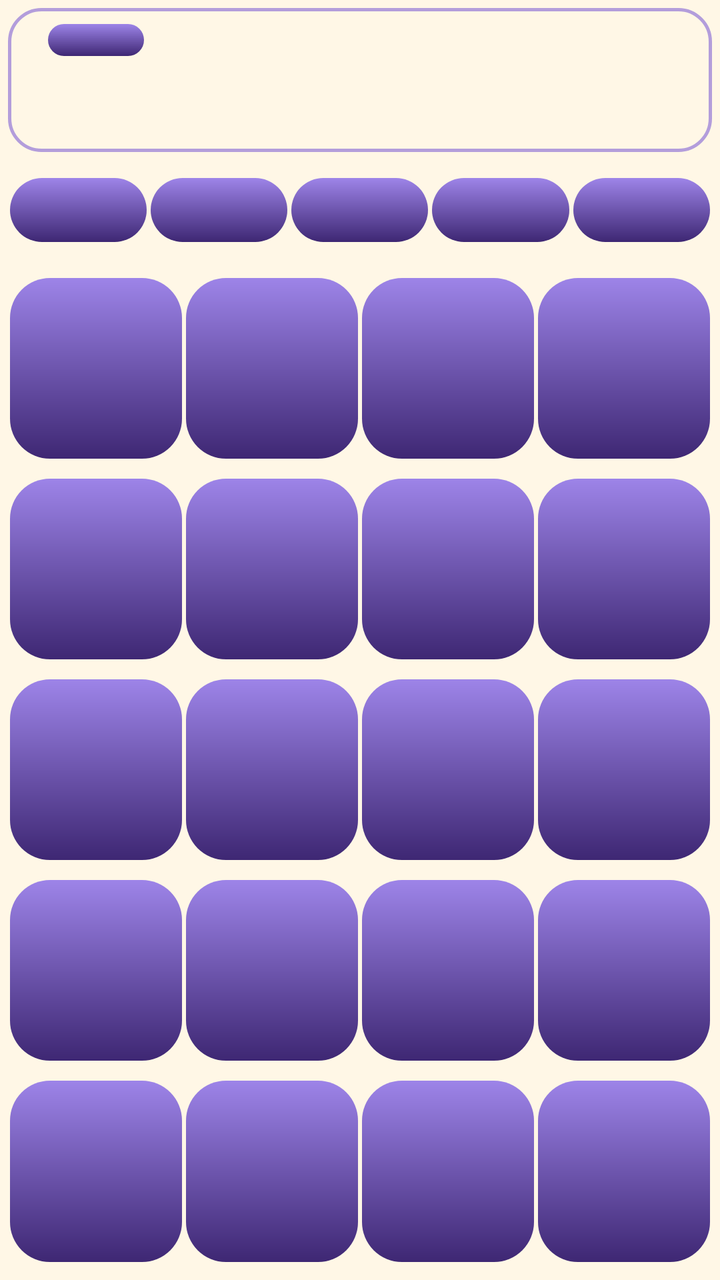
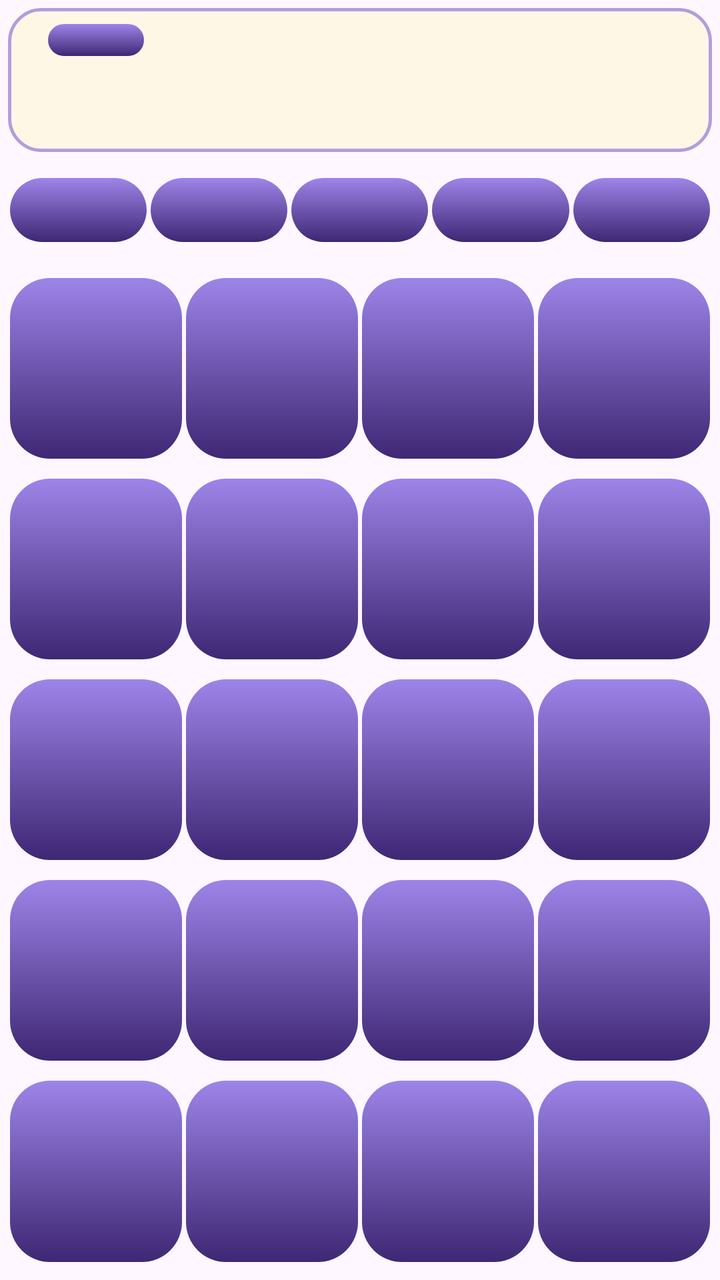

An Android layout rendered at two revisions. The XML below is the earlier revision; the diff shows what the commit changed to produce the second picture.
<!-- AndroidManifest.xml: application theme Theme.MyAssistant -->
<!-- res/layout/fragment_calculator.xml -->
<?xml version="1.0" encoding="utf-8"?>
<LinearLayout xmlns:android="http://schemas.android.com/apk/res/android"
    android:layout_width="match_parent"
    android:layout_height="match_parent"
    android:background="@color/background"
    android:orientation="vertical"
    android:padding="4dp">

    <include
        android:id="@+id/display"
        layout="@layout/calculator_display" />

    <androidx.core.widget.NestedScrollView
        android:layout_width="match_parent"
        android:layout_height="0dp"
        android:layout_weight="1"
        android:fillViewport="true">

        <LinearLayout
            android:layout_width="match_parent"
            android:layout_height="match_parent"
            android:orientation="vertical">

            <GridLayout
                android:layout_width="match_parent"
                android:layout_height="wrap_content"
                android:layout_marginTop="8dp"
                android:columnCount="5">
                <androidx.appcompat.widget.AppCompatButton
                    style="@style/Widget.MyAssistant.CalcKey"
                    android:layout_width="0dp"
                    android:layout_height="@dimen/calc_memory_key_height"
                    android:layout_columnWeight="1"
                    android:layout_rowWeight="1"
                    android:layout_gravity="fill"
                    android:layout_margin="1dp"
                    android:tag="MEMORY_ADD" />

                <androidx.appcompat.widget.AppCompatButton
                    style="@style/Widget.MyAssistant.CalcKey"
                    android:layout_width="0dp"
                    android:layout_height="@dimen/calc_memory_key_height"
                    android:layout_columnWeight="1"
                    android:layout_rowWeight="1"
                    android:layout_gravity="fill"
                    android:layout_margin="1dp"
                    android:tag="MEMORY_RECALL" />

                <androidx.appcompat.widget.AppCompatButton
                    style="@style/Widget.MyAssistant.CalcKey"
                    android:layout_width="0dp"
                    android:layout_height="@dimen/calc_memory_key_height"
                    android:layout_columnWeight="1"
                    android:layout_rowWeight="1"
                    android:layout_gravity="fill"
                    android:layout_margin="1dp"
                    android:tag="MEMORY_CLEAR" />

                <androidx.appcompat.widget.AppCompatButton
                    style="@style/Widget.MyAssistant.CalcKey"
                    android:layout_width="0dp"
                    android:layout_height="@dimen/calc_memory_key_height"
                    android:layout_columnWeight="1"
                    android:layout_rowWeight="1"
                    android:layout_gravity="fill"
                    android:layout_margin="1dp"
                    android:tag="OPEN" />

                <androidx.appcompat.widget.AppCompatButton
                    style="@style/Widget.MyAssistant.CalcKey"
                    android:layout_width="0dp"
                    android:layout_height="@dimen/calc_memory_key_height"
                    android:layout_columnWeight="1"
                    android:layout_rowWeight="1"
                    android:layout_gravity="fill"
                    android:layout_margin="1dp"
                    android:tag="CLOSE" />
            </GridLayout>

            <LinearLayout
                android:id="@+id/scientificPanel"
                android:layout_width="match_parent"
                android:layout_height="wrap_content"
                android:orientation="vertical"
                android:visibility="gone">
                <include
                    layout="@layout/calculator_sci_keys"
                    android:layout_width="match_parent"
                    android:layout_height="wrap_content" />
            </LinearLayout>

            <GridLayout
                android:layout_width="match_parent"
                android:layout_height="0dp"
                android:layout_marginTop="8dp"
                android:layout_weight="1"
                android:minHeight="@dimen/calc_keypad_min_height"
                android:columnCount="4">
                <androidx.appcompat.widget.AppCompatButton
                    style="@style/Widget.MyAssistant.CalcKey"
                    android:layout_width="0dp"
                    android:layout_height="0dp"
                    android:layout_columnWeight="1"
                    android:layout_rowWeight="1"
                    android:layout_gravity="fill"
                    android:layout_margin="1dp"
                    android:tag="CLEAR" />

                <androidx.appcompat.widget.AppCompatButton
                    style="@style/Widget.MyAssistant.CalcKey"
                    android:layout_width="0dp"
                    android:layout_height="0dp"
                    android:layout_columnWeight="1"
                    android:layout_rowWeight="1"
                    android:layout_gravity="fill"
                    android:layout_margin="1dp"
                    android:tag="BACK" />

                <androidx.appcompat.widget.AppCompatButton
                    style="@style/Widget.MyAssistant.CalcKey"
                    android:layout_width="0dp"
                    android:layout_height="0dp"
                    android:layout_columnWeight="1"
                    android:layout_rowWeight="1"
                    android:layout_gravity="fill"
                    android:layout_margin="1dp"
                    android:tag="PERCENT" />

                <androidx.appcompat.widget.AppCompatButton
                    style="@style/Widget.MyAssistant.CalcKey"
                    android:layout_width="0dp"
                    android:layout_height="0dp"
                    android:layout_columnWeight="1"
                    android:layout_rowWeight="1"
                    android:layout_gravity="fill"
                    android:layout_margin="1dp"
                    android:tag="DIVIDE" />

                <androidx.appcompat.widget.AppCompatButton
                    style="@style/Widget.MyAssistant.CalcKey"
                    android:layout_width="0dp"
                    android:layout_height="0dp"
                    android:layout_columnWeight="1"
                    android:layout_rowWeight="1"
                    android:layout_gravity="fill"
                    android:layout_margin="1dp"
                    android:tag="SEVEN" />

                <androidx.appcompat.widget.AppCompatButton
                    style="@style/Widget.MyAssistant.CalcKey"
                    android:layout_width="0dp"
                    android:layout_height="0dp"
                    android:layout_columnWeight="1"
                    android:layout_rowWeight="1"
                    android:layout_gravity="fill"
                    android:layout_margin="1dp"
                    android:tag="EIGHT" />

                <androidx.appcompat.widget.AppCompatButton
                    style="@style/Widget.MyAssistant.CalcKey"
                    android:layout_width="0dp"
                    android:layout_height="0dp"
                    android:layout_columnWeight="1"
                    android:layout_rowWeight="1"
                    android:layout_gravity="fill"
                    android:layout_margin="1dp"
                    android:tag="NINE" />

                <androidx.appcompat.widget.AppCompatButton
                    style="@style/Widget.MyAssistant.CalcKey"
                    android:layout_width="0dp"
                    android:layout_height="0dp"
                    android:layout_columnWeight="1"
                    android:layout_rowWeight="1"
                    android:layout_gravity="fill"
                    android:layout_margin="1dp"
                    android:tag="MULTIPLY" />

                <androidx.appcompat.widget.AppCompatButton
                    style="@style/Widget.MyAssistant.CalcKey"
                    android:layout_width="0dp"
                    android:layout_height="0dp"
                    android:layout_columnWeight="1"
                    android:layout_rowWeight="1"
                    android:layout_gravity="fill"
                    android:layout_margin="1dp"
                    android:tag="FOUR" />

                <androidx.appcompat.widget.AppCompatButton
                    style="@style/Widget.MyAssistant.CalcKey"
                    android:layout_width="0dp"
                    android:layout_height="0dp"
                    android:layout_columnWeight="1"
                    android:layout_rowWeight="1"
                    android:layout_gravity="fill"
                    android:layout_margin="1dp"
                    android:tag="FIVE" />

                <androidx.appcompat.widget.AppCompatButton
                    style="@style/Widget.MyAssistant.CalcKey"
                    android:layout_width="0dp"
                    android:layout_height="0dp"
                    android:layout_columnWeight="1"
                    android:layout_rowWeight="1"
                    android:layout_gravity="fill"
                    android:layout_margin="1dp"
                    android:tag="SIX" />

                <androidx.appcompat.widget.AppCompatButton
                    style="@style/Widget.MyAssistant.CalcKey"
                    android:layout_width="0dp"
                    android:layout_height="0dp"
                    android:layout_columnWeight="1"
                    android:layout_rowWeight="1"
                    android:layout_gravity="fill"
                    android:layout_margin="1dp"
                    android:tag="SUBTRACT" />

                <androidx.appcompat.widget.AppCompatButton
                    style="@style/Widget.MyAssistant.CalcKey"
                    android:layout_width="0dp"
                    android:layout_height="0dp"
                    android:layout_columnWeight="1"
                    android:layout_rowWeight="1"
                    android:layout_gravity="fill"
                    android:layout_margin="1dp"
                    android:tag="ONE" />

                <androidx.appcompat.widget.AppCompatButton
                    style="@style/Widget.MyAssistant.CalcKey"
                    android:layout_width="0dp"
                    android:layout_height="0dp"
                    android:layout_columnWeight="1"
                    android:layout_rowWeight="1"
                    android:layout_gravity="fill"
                    android:layout_margin="1dp"
                    android:tag="TWO" />

                <androidx.appcompat.widget.AppCompatButton
                    style="@style/Widget.MyAssistant.CalcKey"
                    android:layout_width="0dp"
                    android:layout_height="0dp"
                    android:layout_columnWeight="1"
                    android:layout_rowWeight="1"
                    android:layout_gravity="fill"
                    android:layout_margin="1dp"
                    android:tag="THREE" />

                <androidx.appcompat.widget.AppCompatButton
                    style="@style/Widget.MyAssistant.CalcKey"
                    android:layout_width="0dp"
                    android:layout_height="0dp"
                    android:layout_columnWeight="1"
                    android:layout_rowWeight="1"
                    android:layout_gravity="fill"
                    android:layout_margin="1dp"
                    android:tag="ADD" />

                <androidx.appcompat.widget.AppCompatButton
                    android:id="@+id/scientificToggle"
                    style="@style/Widget.MyAssistant.CalcKey.Function"
                    android:layout_width="0dp"
                    android:layout_height="0dp"
                    android:layout_columnWeight="1"
                    android:layout_rowWeight="1"
                    android:layout_gravity="fill"
                    android:layout_margin="1dp"
                    android:textSize="16sp" />

                <androidx.appcompat.widget.AppCompatButton
                    style="@style/Widget.MyAssistant.CalcKey"
                    android:layout_width="0dp"
                    android:layout_height="0dp"
                    android:layout_columnWeight="1"
                    android:layout_rowWeight="1"
                    android:layout_gravity="fill"
                    android:layout_margin="1dp"
                    android:tag="ZERO" />

                <androidx.appcompat.widget.AppCompatButton
                    style="@style/Widget.MyAssistant.CalcKey"
                    android:layout_width="0dp"
                    android:layout_height="0dp"
                    android:layout_columnWeight="1"
                    android:layout_rowWeight="1"
                    android:layout_gravity="fill"
                    android:layout_margin="1dp"
                    android:tag="DOT" />

                <androidx.appcompat.widget.AppCompatButton
                    style="@style/Widget.MyAssistant.CalcKey"
                    android:layout_width="0dp"
                    android:layout_height="0dp"
                    android:layout_columnWeight="1"
                    android:layout_rowWeight="1"
                    android:layout_gravity="fill"
                    android:layout_margin="1dp"
                    android:tag="EQUALS" />
            </GridLayout>
        </LinearLayout>
    </androidx.core.widget.NestedScrollView>
</LinearLayout>
<!-- res/layout/calculator_display.xml (included above) -->
<?xml version="1.0" encoding="utf-8"?>
<LinearLayout xmlns:android="http://schemas.android.com/apk/res/android"
    android:layout_width="match_parent"
    android:layout_height="wrap_content"
    android:background="@drawable/bg_spinner_dropdown"
    android:orientation="vertical"
    android:paddingStart="12dp"
    android:paddingTop="4dp"
    android:paddingEnd="12dp"
    android:paddingBottom="4dp">
    <LinearLayout
        android:layout_width="match_parent"
        android:layout_height="wrap_content"
        android:gravity="center_vertical"
        android:orientation="horizontal">
        <TextView
            android:id="@+id/memoryText"
            android:layout_width="wrap_content"
            android:layout_height="wrap_content"
            android:layout_marginEnd="8dp"
            android:textColor="@color/text_secondary"
            android:textSize="12sp" />

        <androidx.appcompat.widget.AppCompatButton
            android:id="@+id/angleButton"
            style="@style/Widget.MyAssistant.CalcKey.Function"
            android:layout_width="wrap_content"
            android:layout_height="24dp"
            android:minWidth="48dp"
            android:paddingStart="10dp"
            android:paddingEnd="10dp"
            android:textSize="12sp" />

        <TextView
            android:id="@+id/lastCalculation"
            android:layout_width="0dp"
            android:layout_height="wrap_content"
            android:layout_marginStart="8dp"
            android:layout_weight="1"
            android:ellipsize="start"
            android:gravity="end"
            android:singleLine="true"
            android:textColor="@color/text_secondary"
            android:textSize="12sp"
            android:textStyle="italic" />
    </LinearLayout>

    <TextView
        android:id="@+id/expressionText"
        android:layout_width="match_parent"
        android:layout_height="wrap_content"
        android:autoSizeMaxTextSize="32sp"
        android:autoSizeMinTextSize="16sp"
        android:autoSizeTextType="uniform"
        android:gravity="end|center_vertical"
        android:maxLines="2"
        android:minHeight="@dimen/calc_expression_min_height"
        android:textColor="@color/text_color"
        android:textStyle="bold" />
</LinearLayout>
<!-- res/layout/calculator_sci_keys.xml (included above) -->
<?xml version="1.0" encoding="utf-8"?>
<GridLayout xmlns:android="http://schemas.android.com/apk/res/android"
    android:layout_width="match_parent"
    android:layout_height="wrap_content"
    android:columnCount="5">
    <androidx.appcompat.widget.AppCompatButton
        style="@style/Widget.MyAssistant.CalcKey.Function"
        android:layout_width="0dp"
        android:layout_height="@dimen/calc_sci_key_height"
        android:layout_columnWeight="1"
        android:layout_rowWeight="1"
        android:layout_gravity="fill"
        android:layout_margin="1dp"
        android:tag="SIN" />

    <androidx.appcompat.widget.AppCompatButton
        style="@style/Widget.MyAssistant.CalcKey.Function"
        android:layout_width="0dp"
        android:layout_height="@dimen/calc_sci_key_height"
        android:layout_columnWeight="1"
        android:layout_rowWeight="1"
        android:layout_gravity="fill"
        android:layout_margin="1dp"
        android:tag="COS" />

    <androidx.appcompat.widget.AppCompatButton
        style="@style/Widget.MyAssistant.CalcKey.Function"
        android:layout_width="0dp"
        android:layout_height="@dimen/calc_sci_key_height"
        android:layout_columnWeight="1"
        android:layout_rowWeight="1"
        android:layout_gravity="fill"
        android:layout_margin="1dp"
        android:tag="TAN" />

    <androidx.appcompat.widget.AppCompatButton
        style="@style/Widget.MyAssistant.CalcKey.Function"
        android:layout_width="0dp"
        android:layout_height="@dimen/calc_sci_key_height"
        android:layout_columnWeight="1"
        android:layout_rowWeight="1"
        android:layout_gravity="fill"
        android:layout_margin="1dp"
        android:tag="PI" />

    <androidx.appcompat.widget.AppCompatButton
        style="@style/Widget.MyAssistant.CalcKey.Function"
        android:layout_width="0dp"
        android:layout_height="@dimen/calc_sci_key_height"
        android:layout_columnWeight="1"
        android:layout_rowWeight="1"
        android:layout_gravity="fill"
        android:layout_margin="1dp"
        android:tag="E" />

    <androidx.appcompat.widget.AppCompatButton
        style="@style/Widget.MyAssistant.CalcKey.Function"
        android:layout_width="0dp"
        android:layout_height="@dimen/calc_sci_key_height"
        android:layout_columnWeight="1"
        android:layout_rowWeight="1"
        android:layout_gravity="fill"
        android:layout_margin="1dp"
        android:tag="ASIN" />

    <androidx.appcompat.widget.AppCompatButton
        style="@style/Widget.MyAssistant.CalcKey.Function"
        android:layout_width="0dp"
        android:layout_height="@dimen/calc_sci_key_height"
        android:layout_columnWeight="1"
        android:layout_rowWeight="1"
        android:layout_gravity="fill"
        android:layout_margin="1dp"
        android:tag="ACOS" />

    <androidx.appcompat.widget.AppCompatButton
        style="@style/Widget.MyAssistant.CalcKey.Function"
        android:layout_width="0dp"
        android:layout_height="@dimen/calc_sci_key_height"
        android:layout_columnWeight="1"
        android:layout_rowWeight="1"
        android:layout_gravity="fill"
        android:layout_margin="1dp"
        android:tag="ATAN" />

    <androidx.appcompat.widget.AppCompatButton
        style="@style/Widget.MyAssistant.CalcKey.Function"
        android:layout_width="0dp"
        android:layout_height="@dimen/calc_sci_key_height"
        android:layout_columnWeight="1"
        android:layout_rowWeight="1"
        android:layout_gravity="fill"
        android:layout_margin="1dp"
        android:tag="OPEN" />

    <androidx.appcompat.widget.AppCompatButton
        style="@style/Widget.MyAssistant.CalcKey.Function"
        android:layout_width="0dp"
        android:layout_height="@dimen/calc_sci_key_height"
        android:layout_columnWeight="1"
        android:layout_rowWeight="1"
        android:layout_gravity="fill"
        android:layout_margin="1dp"
        android:tag="CLOSE" />

    <androidx.appcompat.widget.AppCompatButton
        style="@style/Widget.MyAssistant.CalcKey.Function"
        android:layout_width="0dp"
        android:layout_height="@dimen/calc_sci_key_height"
        android:layout_columnWeight="1"
        android:layout_rowWeight="1"
        android:layout_gravity="fill"
        android:layout_margin="1dp"
        android:tag="SQUARE" />

    <androidx.appcompat.widget.AppCompatButton
        style="@style/Widget.MyAssistant.CalcKey.Function"
        android:layout_width="0dp"
        android:layout_height="@dimen/calc_sci_key_height"
        android:layout_columnWeight="1"
        android:layout_rowWeight="1"
        android:layout_gravity="fill"
        android:layout_margin="1dp"
        android:tag="CUBE" />

    <androidx.appcompat.widget.AppCompatButton
        style="@style/Widget.MyAssistant.CalcKey.Function"
        android:layout_width="0dp"
        android:layout_height="@dimen/calc_sci_key_height"
        android:layout_columnWeight="1"
        android:layout_rowWeight="1"
        android:layout_gravity="fill"
        android:layout_margin="1dp"
        android:tag="POWER" />

    <androidx.appcompat.widget.AppCompatButton
        style="@style/Widget.MyAssistant.CalcKey.Function"
        android:layout_width="0dp"
        android:layout_height="@dimen/calc_sci_key_height"
        android:layout_columnWeight="1"
        android:layout_rowWeight="1"
        android:layout_gravity="fill"
        android:layout_margin="1dp"
        android:tag="TEN_POWER" />

    <androidx.appcompat.widget.AppCompatButton
        style="@style/Widget.MyAssistant.CalcKey.Function"
        android:layout_width="0dp"
        android:layout_height="@dimen/calc_sci_key_height"
        android:layout_columnWeight="1"
        android:layout_rowWeight="1"
        android:layout_gravity="fill"
        android:layout_margin="1dp"
        android:tag="RECIPROCAL" />

    <androidx.appcompat.widget.AppCompatButton
        style="@style/Widget.MyAssistant.CalcKey.Function"
        android:layout_width="0dp"
        android:layout_height="@dimen/calc_sci_key_height"
        android:layout_columnWeight="1"
        android:layout_rowWeight="1"
        android:layout_gravity="fill"
        android:layout_margin="1dp"
        android:tag="LN" />

    <androidx.appcompat.widget.AppCompatButton
        style="@style/Widget.MyAssistant.CalcKey.Function"
        android:layout_width="0dp"
        android:layout_height="@dimen/calc_sci_key_height"
        android:layout_columnWeight="1"
        android:layout_rowWeight="1"
        android:layout_gravity="fill"
        android:layout_margin="1dp"
        android:tag="LOG" />

    <androidx.appcompat.widget.AppCompatButton
        style="@style/Widget.MyAssistant.CalcKey.Function"
        android:layout_width="0dp"
        android:layout_height="@dimen/calc_sci_key_height"
        android:layout_columnWeight="1"
        android:layout_rowWeight="1"
        android:layout_gravity="fill"
        android:layout_margin="1dp"
        android:tag="EXP" />

    <androidx.appcompat.widget.AppCompatButton
        style="@style/Widget.MyAssistant.CalcKey.Function"
        android:layout_width="0dp"
        android:layout_height="@dimen/calc_sci_key_height"
        android:layout_columnWeight="1"
        android:layout_rowWeight="1"
        android:layout_gravity="fill"
        android:layout_margin="1dp"
        android:tag="SQRT" />

    <androidx.appcompat.widget.AppCompatButton
        style="@style/Widget.MyAssistant.CalcKey.Function"
        android:layout_width="0dp"
        android:layout_height="@dimen/calc_sci_key_height"
        android:layout_columnWeight="1"
        android:layout_rowWeight="1"
        android:layout_gravity="fill"
        android:layout_margin="1dp"
        android:tag="CBRT" />

    <androidx.appcompat.widget.AppCompatButton
        style="@style/Widget.MyAssistant.CalcKey.Function"
        android:layout_width="0dp"
        android:layout_height="@dimen/calc_sci_key_height"
        android:layout_columnWeight="1"
        android:layout_rowWeight="1"
        android:layout_gravity="fill"
        android:layout_margin="1dp"
        android:tag="FACTORIAL" />

    <androidx.appcompat.widget.AppCompatButton
        style="@style/Widget.MyAssistant.CalcKey.Function"
        android:layout_width="0dp"
        android:layout_height="@dimen/calc_sci_key_height"
        android:layout_columnWeight="1"
        android:layout_rowWeight="1"
        android:layout_gravity="fill"
        android:layout_margin="1dp"
        android:tag="ABS" />

    <androidx.appcompat.widget.AppCompatButton
        style="@style/Widget.MyAssistant.CalcKey.Function"
        android:layout_width="0dp"
        android:layout_height="@dimen/calc_sci_key_height"
        android:layout_columnWeight="1"
        android:layout_rowWeight="1"
        android:layout_gravity="fill"
        android:layout_margin="1dp"
        android:tag="MOD" />

    <androidx.appcompat.widget.AppCompatButton
        style="@style/Widget.MyAssistant.CalcKey.Function"
        android:layout_width="0dp"
        android:layout_height="@dimen/calc_sci_key_height"
        android:layout_columnWeight="1"
        android:layout_rowWeight="1"
        android:layout_gravity="fill"
        android:layout_margin="1dp"
        android:tag="RANDOM" />

    <androidx.appcompat.widget.AppCompatButton
        style="@style/Widget.MyAssistant.CalcKey.Function"
        android:layout_width="0dp"
        android:layout_height="@dimen/calc_sci_key_height"
        android:layout_columnWeight="1"
        android:layout_rowWeight="1"
        android:layout_gravity="fill"
        android:layout_margin="1dp"
        android:tag="ANS" />
</GridLayout>
<!-- resources referenced by this layout -->
<resources>
  <!-- drawable bg_spinner_dropdown (drawable) -->
  <?xml version="1.0" encoding="utf-8"?>
  <shape xmlns:android="http://schemas.android.com/apk/res/android"
      android:shape="rectangle">
  
      <solid android:color="@color/background" />
  
      <stroke
          android:width="1.5dp"
          android:color="@color/outline" />
  
      <corners android:radius="16dp" />
  </shape>
  <style name="Widget.MyAssistant.ScanButton" parent="Widget.AppCompat.Button">
          <item name="android:background">@drawable/button_selector</item>
          <item name="android:textColor">@color/text_color_btn</item>
          <item name="android:textAllCaps">false</item>
          <item name="android:stateListAnimator">@null</item>
      </style>
  <style name="Base.Theme.MyAssistant" parent="Theme.Material3.DayNight.NoActionBar">
          <item name="materialSwitchStyle">@style/MyAssistantMaterialSwitch</item>
          <item name="android:windowLightStatusBar">@bool/light_status_bar</item>
  
          <item name="colorPrimary">@color/md_primary</item>
          <item name="colorOnPrimary">@color/md_on_primary</item>
          <item name="android:colorBackground">@color/md_background</item>
          <item name="colorSurface">@color/md_surface</item>
          <item name="colorSurfaceContainerLowest">@color/md_surface_container_lowest</item>
          <item name="colorSurfaceContainerLow">@color/md_surface_container_low</item>
          <item name="colorSurfaceContainer">@color/md_surface_container</item>
          <item name="colorSurfaceContainerHigh">@color/md_surface_container_high</item>
          <item name="colorSurfaceContainerHighest">@color/md_surface_container_highest</item>
          <item name="colorOnSurface">@color/md_on_surface</item>
          <item name="colorSurfaceVariant">@color/md_surface_variant</item>
          <item name="colorOnSurfaceVariant">@color/md_on_surface_variant</item>
          <item name="colorOutline">@color/md_outline</item>
      </style>
  <!-- drawable button_selector (drawable) -->
  <?xml version="1.0" encoding="utf-8"?>
  <selector xmlns:android="http://schemas.android.com/apk/res/android">
  
      <item android:state_pressed="true">
          <inset
              android:insetTop="4dp"
              android:insetBottom="4dp">
              <shape android:shape="rectangle">
                  <gradient
                      android:type="linear"
                      android:angle="55"
                      android:startColor="@color/button_end"
                      android:endColor="@color/button_pressed_end"/>
                  <corners android:radius="20dp" />
              </shape>
          </inset>
      </item>
  
      <item>
          <inset
              android:insetTop="4dp"
              android:insetBottom="4dp">
              <shape android:shape="rectangle">
                  <gradient
                      android:type="linear"
                      android:angle="125"
                      android:startColor="@color/button_start"
                      android:endColor="@color/button_end" />
                  <corners android:radius="20dp" />
              </shape>
          </inset>
      </item>
  
  </selector>
  <!-- unchanged entries left out for length: 31 -->
</resources>

<!-- the commit's change to res/layout/fragment_calculator.xml (unified diff, before → after) -->
@@ -2,7 +2,6 @@
 <LinearLayout xmlns:android="http://schemas.android.com/apk/res/android"
     android:layout_width="match_parent"
     android:layout_height="match_parent"
-    android:background="@color/background"
     android:orientation="vertical"
     android:padding="4dp">
 
@@ -321,7 +320,7 @@
             android:layout_width="wrap_content"
             android:layout_height="wrap_content"
             android:layout_marginEnd="8dp"
-            android:textColor="@color/text_secondary"
+            android:textColor="?attr/maTextSecondary"
             android:textSize="12sp" />
 
         <androidx.appcompat.widget.AppCompatButton
@@ -343,7 +342,7 @@
             android:ellipsize="start"
             android:gravity="end"
             android:singleLine="true"
-            android:textColor="@color/text_secondary"
+            android:textColor="?attr/maTextSecondary"
             android:textSize="12sp"
             android:textStyle="italic" />
     </LinearLayout>
@@ -358,7 +357,7 @@
         android:gravity="end|center_vertical"
         android:maxLines="2"
         android:minHeight="@dimen/calc_expression_min_height"
-        android:textColor="@color/text_color"
+        android:textColor="?attr/maText"
         android:textStyle="bold" />
 </LinearLayout>
 <!-- res/layout/calculator_sci_keys.xml (included above) -->
<!-- resource entries referenced after the edit -->
@@ -5,17 +5,17 @@
   <shape xmlns:android="http://schemas.android.com/apk/res/android"
       android:shape="rectangle">
   
-      <solid android:color="@color/background" />
+      <solid android:color="?attr/maBackground" />
   
       <stroke
-          android:width="1.5dp"
-          android:color="@color/outline" />
+          android:width="?attr/maStroke"
+          android:color="?attr/maOutline" />
   
-      <corners android:radius="16dp" />
+      <corners android:radius="?attr/maCornerPanel" />
   </shape>
   <style name="Widget.MyAssistant.ScanButton" parent="Widget.AppCompat.Button">
           <item name="android:background">@drawable/button_selector</item>
-          <item name="android:textColor">@color/text_color_btn</item>
+          <item name="android:textColor">?attr/maButtonLabel</item>
           <item name="android:textAllCaps">false</item>
           <item name="android:stateListAnimator">@null</item>
       </style>
@@ -36,6 +36,30 @@
           <item name="colorSurfaceVariant">@color/md_surface_variant</item>
           <item name="colorOnSurfaceVariant">@color/md_on_surface_variant</item>
           <item name="colorOutline">@color/md_outline</item>
+  
+          <item name="maBackground">@color/background</item>
+          <item name="maText">@color/text_color</item>
+          <item name="maTextSecondary">@color/text_secondary</item>
+          <item name="maTextMuted">@color/text_muted</item>
+          <item name="maOutline">@color/outline</item>
+          <item name="maTabSelected">@color/tab_selected</item>
+          <item name="maTabText">@color/colorPrimary</item>
+          <item name="maSwitchTrack">@color/switch_track</item>
+          <item name="maAccent">@color/colorPrimary</item>
+          <item name="maButtonLabel">@color/text_color_btn</item>
+          <item name="maButtonStart">@color/button_start</item>
+          <item name="maButtonEnd">@color/button_end</item>
+          <item name="maButtonPressedEnd">@color/button_pressed_end</item>
+          <item name="maButtonStrokeColor">@android:color/transparent</item>
+          <item name="maOverdue">@color/status_overdue</item>
+          <item name="maImportant">@color/status_important</item>
+          <item name="maOk">@color/status_ok</item>
+          <item name="maCorner">20dp</item>
+          <item name="maCornerPanel">16dp</item>
+          <item name="maCornerTab">18dp</item>
+          <item name="maStroke">1.5dp</item>
+          <item name="maButtonStroke">0dp</item>
+          <item name="maBackdrop">@drawable/backdrop_classic</item>
       </style>
   <!-- drawable button_selector (drawable) -->
   <?xml version="1.0" encoding="utf-8"?>
@@ -49,9 +73,12 @@
                   <gradient
                       android:type="linear"
                       android:angle="55"
-                      android:startColor="@color/button_end"
-                      android:endColor="@color/button_pressed_end"/>
-                  <corners android:radius="20dp" />
+                      android:startColor="?attr/maButtonEnd"
+                      android:endColor="?attr/maButtonPressedEnd"/>
+                  <stroke
+                      android:width="?attr/maButtonStroke"
+                      android:color="?attr/maButtonStrokeColor" />
+                  <corners android:radius="?attr/maCorner" />
               </shape>
           </inset>
       </item>
@@ -64,14 +91,28 @@
                   <gradient
                       android:type="linear"
                       android:angle="125"
-                      android:startColor="@color/button_start"
-                      android:endColor="@color/button_end" />
-                  <corners android:radius="20dp" />
+                      android:startColor="?attr/maButtonStart"
+                      android:endColor="?attr/maButtonEnd" />
+                  <stroke
+                      android:width="?attr/maButtonStroke"
+                      android:color="?attr/maButtonStrokeColor" />
+                  <corners android:radius="?attr/maCorner" />
               </shape>
           </inset>
       </item>
   
   </selector>
+  <color name="text_muted">#9E9E9E</color>
+  <color name="tab_selected">#E8DAFF</color>
+  <color name="status_overdue">#D32F2F</color>
+  <color name="status_important">#FA8C16</color>
+  <color name="status_ok">#00C853</color>
+  <!-- drawable backdrop_classic (drawable) -->
+  <?xml version="1.0" encoding="utf-8"?>
+  <shape xmlns:android="http://schemas.android.com/apk/res/android"
+      android:shape="rectangle">
+      <solid android:color="?attr/maBackground" />
+  </shape>
   <!-- unchanged entries left out for length: 31 -->
 </resources>
 
